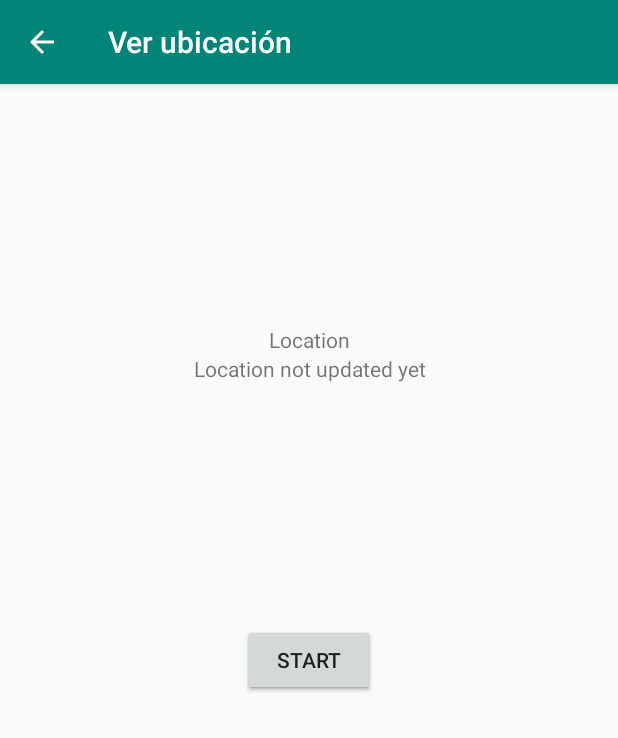
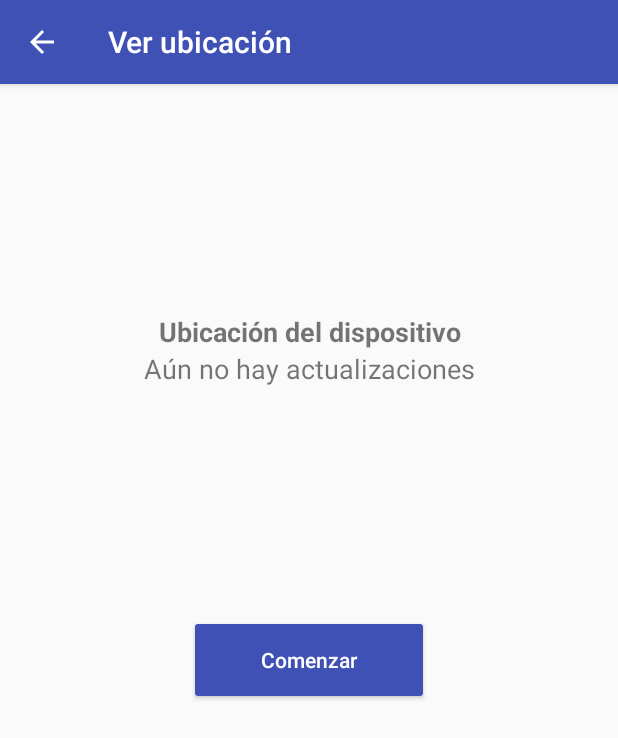
Before and after one commit to astrocumbia/AlboChallenge, an Android app: the LocationUpdatesActivity screen opened directly, with no data from a screen before it, on a phone screen of 412 x 824 dp. Shown: the top 738 px of the screen. Run offline under Robolectric (Android 15) with nearby library versions, the phone set to English and light mode, and no system bars.

Commit message:
Update views and small refactors

```diff
--- a/app/src/main/AndroidManifest.xml
+++ b/app/src/main/AndroidManifest.xml
@@ -14,7 +14,7 @@
         android:theme="@style/AppTheme">
 
         <service
-            android:name=".MyFirebaseMessaginService"
+            android:name=".services.MyFirebaseMessaginService"
             android:exported="false">
             <intent-filter>
                 <action android:name="com.google.firebase.MESSAGING_EVENT" />
--- a/app/src/main/java/com/example/albochallenge/LocationService.kt
+++ b/app/src/main/java/com/example/albochallenge/services/LocationService.kt
@@ -1,4 +1,4 @@
-package com.example.albochallenge
+package com.example.albochallenge.services
 
 import android.content.Context
 import android.os.Looper
--- a/app/src/main/java/com/example/albochallenge/LocationStore.kt
+++ b/app/src/main/java/com/example/albochallenge/services/LocationStoreService.kt
@@ -1,4 +1,4 @@
-package com.example.albochallenge
+package com.example.albochallenge.services
 
 import com.google.firebase.firestore.FirebaseFirestore
 import com.google.firebase.firestore.GeoPoint
@@ -15,7 +15,7 @@ interface LocationStore {
 }
 
 
-class FirebaseStore: LocationStore {
+class FirebaseStoreService: LocationStore {
 
     private var listenerRegistration: ListenerRegistration? = null
 
--- a/app/src/main/java/com/example/albochallenge/MyFirebaseMessaginService.kt
+++ b/app/src/main/java/com/example/albochallenge/services/MyFirebaseMessaginService.kt
@@ -1,4 +1,4 @@
-package com.example.albochallenge
+package com.example.albochallenge.services
 
 import android.app.NotificationChannel
 import android.app.NotificationManager
@@ -8,6 +8,7 @@ import android.content.Intent
 import android.media.RingtoneManager
 import android.os.Build
 import androidx.core.app.NotificationCompat
+import com.example.albochallenge.R
 import com.example.albochallenge.activities.MainActivity
 import com.google.firebase.messaging.FirebaseMessagingService
 import com.google.firebase.messaging.RemoteMessage
--- a/app/src/main/res/layout/activity_location_updates.xml
+++ b/app/src/main/res/layout/activity_location_updates.xml
@@ -6,48 +6,60 @@
     android:layout_height="match_parent"
     tools:context=".activities.LocationUpdatesActivity">
 
-
     <LinearLayout
+        android:id="@+id/linearLayout2"
         android:layout_width="match_parent"
         android:layout_height="wrap_content"
         android:orientation="vertical"
-        app:layout_constraintBottom_toTopOf="@+id/stop_button"
+        app:layout_constraintBottom_toTopOf="@+id/linearLayout"
+        app:layout_constraintTop_toTopOf="parent">
+
+        <TextView
+            android:id="@+id/location_title_textview"
+            android:layout_width="match_parent"
+            android:layout_height="match_parent"
+            android:text="@string/device_location_title"
+            android:textSize="18sp"
+            android:textAlignment="center"
+            android:textStyle="bold" />
+
+        <TextView
+            android:id="@+id/coordinates_textview"
+            android:layout_width="match_parent"
+            android:layout_height="match_parent"
+            android:text="@string/no_updates_yet"
+            android:textSize="18sp"
+            android:textAlignment="center" />
+
+    </LinearLayout>
+
+
+    <LinearLayout
+        android:id="@+id/linearLayout"
+        android:layout_width="160dp"
+        android:layout_height="wrap_content"
+        android:orientation="vertical"
+        app:layout_constraintBottom_toBottomOf="parent"
         app:layout_constraintEnd_toEndOf="parent"
         app:layout_constraintStart_toStartOf="parent"
         app:layout_constraintTop_toTopOf="parent">
 
-        <TextView
-            android:textAlignment="center"
-            android:text="Location"
+        <Button
+            android:id="@+id/start_button"
             android:layout_width="match_parent"
-            android:layout_height="wrap_content" />
+            android:layout_height="60dp"
+            android:theme="@style/PrimaryButton"
+            android:textAllCaps="false"
+            android:text="@string/start" />
 
-        <TextView
-            android:id="@+id/coordinates_textview"
-            android:textAlignment="center"
-            android:text="Location not updated yet"
+        <Button
+            android:id="@+id/stop_button"
             android:layout_width="match_parent"
-            android:layout_height="wrap_content" />
+            android:layout_height="60dp"
+            android:theme="@style/PrimaryButton"
+            android:textAllCaps="false"
+            android:text="@string/stop" />
 
     </LinearLayout>
 
-    <Button
-        android:id="@+id/stop_button"
-        android:layout_width="wrap_content"
-        android:layout_height="wrap_content"
-        android:text="Stop"
-        app:layout_constraintBottom_toBottomOf="parent"
-        app:layout_constraintEnd_toEndOf="parent"
-        app:layout_constraintStart_toStartOf="parent"
-        app:layout_constraintTop_toTopOf="parent" />
-
-    <Button
-        android:id="@+id/start_button"
-        android:layout_width="wrap_content"
-        android:layout_height="wrap_content"
-        android:text="Start"
-        app:layout_constraintBottom_toBottomOf="parent"
-        app:layout_constraintEnd_toEndOf="parent"
-        app:layout_constraintStart_toStartOf="parent"
-        app:layout_constraintTop_toTopOf="parent" />
 </androidx.constraintlayout.widget.ConstraintLayout>
--- a/app/src/main/res/values/colors.xml
+++ b/app/src/main/res/values/colors.xml
@@ -1,6 +1,6 @@
 <?xml version="1.0" encoding="utf-8"?>
 <resources>
-    <color name="colorPrimary">#008577</color>
-    <color name="colorPrimaryDark">#00574B</color>
-    <color name="colorAccent">#D81B60</color>
+    <color name="colorPrimary">#3f51b5</color>
+    <color name="colorPrimaryDark">#303F9F</color>
+    <color name="colorAccent">#009688</color>
 </resources>
--- a/app/src/main/res/values/strings.xml
+++ b/app/src/main/res/values/strings.xml
@@ -9,7 +9,12 @@
     <string name="start">Comenzar</string>
     <string name="stop">Detener</string>
 
+    <string name="allow_permissions">Habilitar permisos</string>
     <string name="no_updates_yet">Aún no hay actualizaciones</string>
     <string name="current_location_title">Ubicación actual</string>
 
+    <string name="device_location_title">Ubicación del dispositivo</string>
+
+    <string name="ky_fcm">AAAANQz2ifI:APA91bG--B7SajnqsTfSqLnaIXjNaDCSl15bmYnuLejWxujtZhxqF_ea376JNBXcc-elpQomyeYHQpN-Lr1ya-gxd5yQHYfKsVY9-mHKJxyabnY49QO-xgC5ESqdts_tyq1HhzWsWLnm</string>
+
 </resources>
```
Also changed, not shown: app/src/main/java/com/example/albochallenge/FirebaseUtils.kt (added, +19 -0 lines), app/src/main/java/com/example/albochallenge/activities/LocationUpdatesActivity.kt (+37 -18 lines), app/src/main/java/com/example/albochallenge/activities/ShareLocationActivity.kt (+19 -4 lines), app/src/main/java/com/example/albochallenge/network/FCMService.kt (+2 -7 lines), app/src/main/java/com/example/albochallenge/services/NotificationService.kt (added, +37 -0 lines), app/src/main/res/layout/activity_main.xml (+8 -8 lines), app/src/main/res/layout/activity_share_location.xml (+13 -5 lines).
